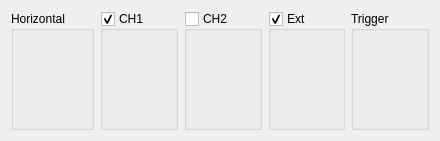
Above: contrib/agilent/libs/ap240w/ap240form.ui from qtplatz/qtplatz before the change. Below: the same form after it.
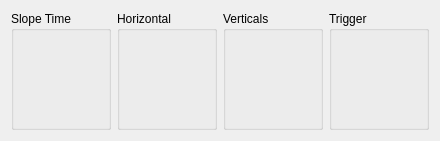
That is the form after the change.

The edit to the form file:
```diff
--- a/contrib/agilent/libs/ap240w/ap240form.ui
+++ b/contrib/agilent/libs/ap240w/ap240form.ui
@@ -14,44 +14,24 @@
    <string>Form</string>
   </property>
   <layout class="QHBoxLayout" name="horizontalLayout_2">
+   <item>
+    <widget class="QGroupBox" name="groupBox_2">
+     <property name="title">
+      <string>Slope Time</string>
+     </property>
+    </widget>
+   </item>
    <item>
     <widget class="QGroupBox" name="groupBox_4">
      <property name="title">
       <string>Horizontal</string>
      </property>
-     <zorder>groupBox_2</zorder>
-    </widget>
-   </item>
-   <item>
-    <widget class="QGroupBox" name="groupBox_2">
-     <property name="title">
-      <string>CH1</string>
-     </property>
-     <property name="checkable">
-      <bool>true</bool>
-     </property>
     </widget>
    </item>
    <item>
     <widget class="QGroupBox" name="groupBox_3">
      <property name="title">
-      <string>CH2</string>
-     </property>
-     <property name="checkable">
-      <bool>true</bool>
-     </property>
-     <property name="checked">
-      <bool>false</bool>
-     </property>
-    </widget>
-   </item>
-   <item>
-    <widget class="QGroupBox" name="groupBox_5">
-     <property name="title">
-      <string>Ext</string>
-     </property>
-     <property name="checkable">
-      <bool>true</bool>
+      <string>Verticals</string>
      </property>
     </widget>
    </item>
```
